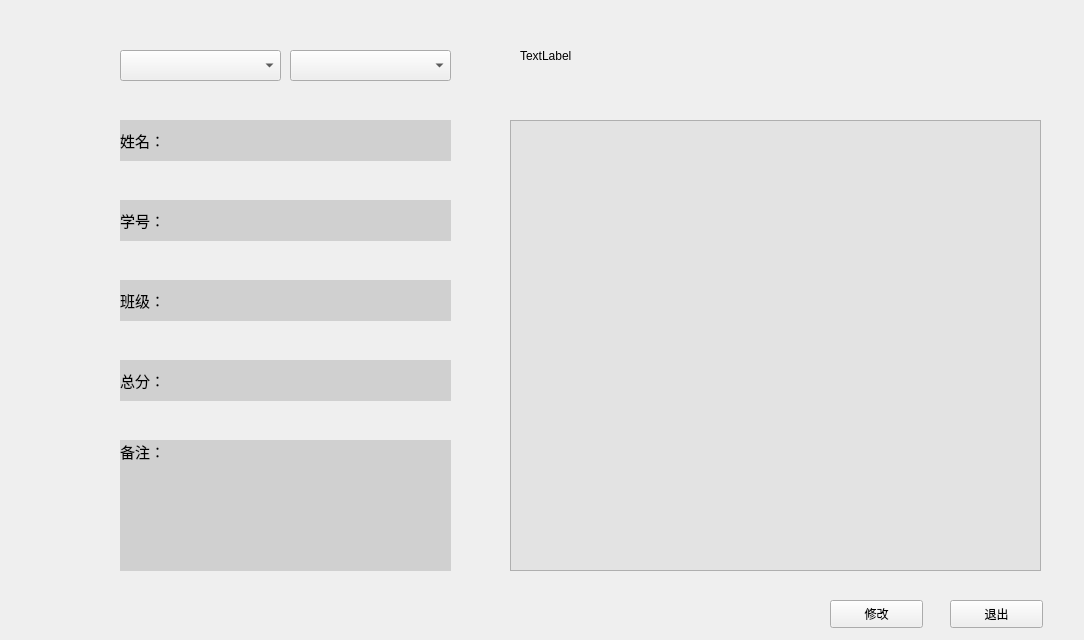
Old version of the form UI/Search.ui in the repository ZxxWs/CppClassDesign.
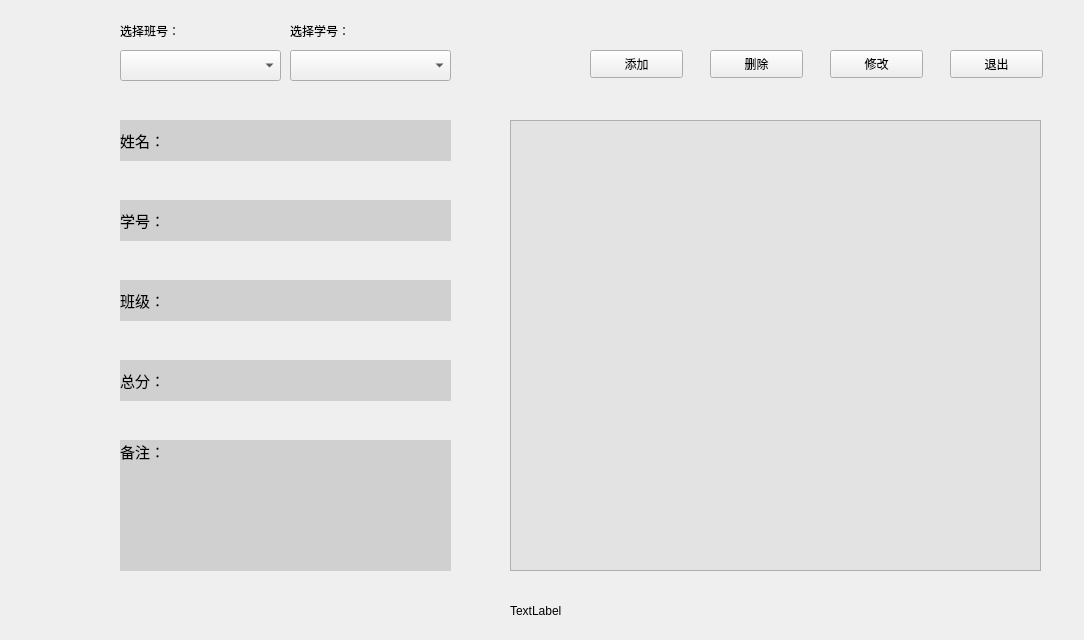
New version of the form.

The edit to the form file:
```diff
--- a/UI/Search.ui
+++ b/UI/Search.ui
@@ -228,7 +228,7 @@
    <property name="geometry">
     <rect>
      <x>830</x>
-     <y>600</y>
+     <y>50</y>
      <width>93</width>
      <height>28</height>
     </rect>
@@ -241,7 +241,7 @@
    <property name="geometry">
     <rect>
      <x>950</x>
-     <y>600</y>
+     <y>50</y>
      <width>93</width>
      <height>28</height>
     </rect>
@@ -253,16 +253,68 @@
   <widget class="QLabel" name="lable">
    <property name="geometry">
     <rect>
-     <x>520</x>
-     <y>40</y>
-     <width>421</width>
-     <height>31</height>
+     <x>510</x>
+     <y>600</y>
+     <width>411</width>
+     <height>21</height>
     </rect>
    </property>
    <property name="text">
     <string>TextLabel</string>
    </property>
   </widget>
+  <widget class="QLabel" name="GradeListlabel">
+   <property name="geometry">
+    <rect>
+     <x>120</x>
+     <y>20</y>
+     <width>81</width>
+     <height>21</height>
+    </rect>
+   </property>
+   <property name="text">
+    <string>选择班号：</string>
+   </property>
+  </widget>
+  <widget class="QLabel" name="NumListlabel">
+   <property name="geometry">
+    <rect>
+     <x>290</x>
+     <y>20</y>
+     <width>81</width>
+     <height>21</height>
+    </rect>
+   </property>
+   <property name="text">
+    <string>选择学号：</string>
+   </property>
+  </widget>
+  <widget class="QPushButton" name="AddButton">
+   <property name="geometry">
+    <rect>
+     <x>590</x>
+     <y>50</y>
+     <width>93</width>
+     <height>28</height>
+    </rect>
+   </property>
+   <property name="text">
+    <string>添加</string>
+   </property>
+  </widget>
+  <widget class="QPushButton" name="DelButton">
+   <property name="geometry">
+    <rect>
+     <x>710</x>
+     <y>50</y>
+     <width>93</width>
+     <height>28</height>
+    </rect>
+   </property>
+   <property name="text">
+    <string>删除</string>
+   </property>
+  </widget>
  </widget>
  <resources/>
  <connections/>
```
Left out of the diff: 4 changed lines with no effect on the pictures.
